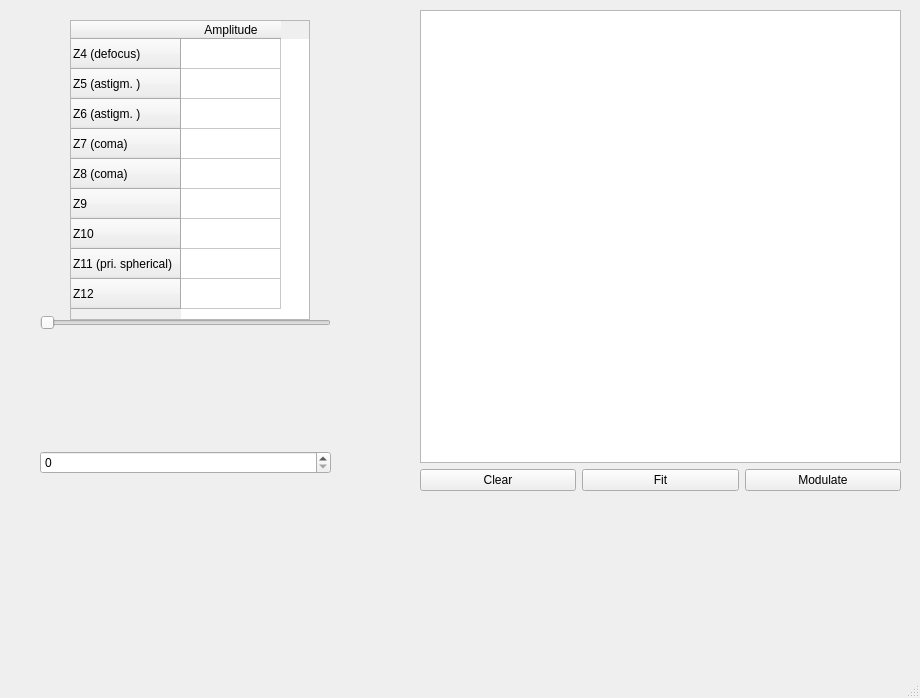
Above: modules/BMC_multicorrection/BMC_Multicorrection.ui from Huanglab-ucsf/InControl before the change. Below: the same form after it.
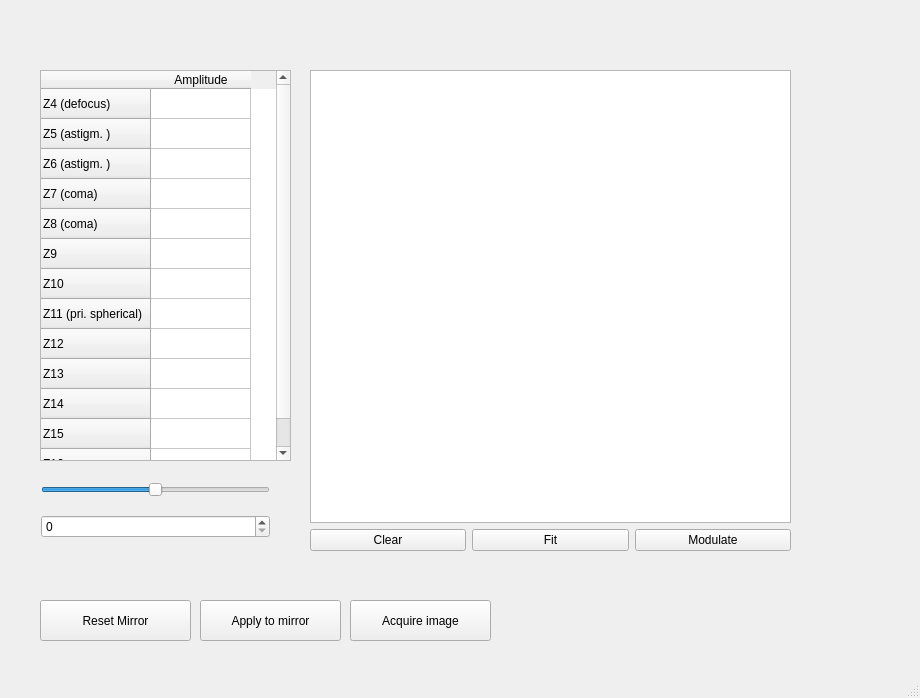
That is the form after the change.

```diff
--- a/modules/BMC_multicorrection/BMC_Multicorrection.ui
+++ b/modules/BMC_multicorrection/BMC_Multicorrection.ui
@@ -18,29 +18,51 @@
     <property name="geometry">
      <rect>
       <x>40</x>
-      <y>200</y>
-      <width>291</width>
-      <height>391</height>
+      <y>470</y>
+      <width>231</width>
+      <height>81</height>
      </rect>
     </property>
-    <layout class="QVBoxLayout" name="verticalLayout">
+    <layout class="QVBoxLayout" name="Continuous_varying">
+     <property name="leftMargin">
+      <number>1</number>
+     </property>
+     <property name="rightMargin">
+      <number>1</number>
+     </property>
      <item>
-      <widget class="QSlider" name="horizontalSlider_2">
+      <widget class="QSlider" name="Zernike_slider">
+       <property name="minimum">
+        <number>-50</number>
+       </property>
+       <property name="maximum">
+        <number>50</number>
+       </property>
+       <property name="singleStep">
+        <number>1</number>
+       </property>
        <property name="orientation">
         <enum>Qt::Horizontal</enum>
        </property>
       </widget>
      </item>
      <item>
-      <widget class="QSpinBox" name="Zernike_mode"/>
+      <widget class="QSpinBox" name="Zernike_mode">
+       <property name="autoFillBackground">
+        <bool>false</bool>
+       </property>
+       <property name="alignment">
+        <set>Qt::AlignLeading|Qt::AlignLeft|Qt::AlignVCenter</set>
+       </property>
+      </widget>
      </item>
     </layout>
    </widget>
    <widget class="QWidget" name="gridLayoutWidget">
     <property name="geometry">
      <rect>
-      <x>420</x>
-      <y>10</y>
+      <x>310</x>
+      <y>70</y>
       <width>481</width>
       <height>481</height>
      </rect>
@@ -79,10 +101,10 @@
    <widget class="QTableWidget" name="tableWidget">
     <property name="geometry">
      <rect>
-      <x>70</x>
-      <y>20</y>
-      <width>240</width>
-      <height>300</height>
+      <x>40</x>
+      <y>70</y>
+      <width>251</width>
+      <height>391</height>
      </rect>
     </property>
     <row>
@@ -130,12 +152,71 @@
       <string>Z12</string>
      </property>
     </row>
+    <row>
+     <property name="text">
+      <string>Z13</string>
+     </property>
+    </row>
+    <row>
+     <property name="text">
+      <string>Z14</string>
+     </property>
+    </row>
+    <row>
+     <property name="text">
+      <string>Z15</string>
+     </property>
+    </row>
+    <row>
+     <property name="text">
+      <string>Z16</string>
+     </property>
+    </row>
     <column>
      <property name="text">
       <string>Amplitude</string>
      </property>
     </column>
    </widget>
+   <widget class="QPushButton" name="pushButton_reset">
+    <property name="geometry">
+     <rect>
+      <x>40</x>
+      <y>600</y>
+      <width>151</width>
+      <height>41</height>
+     </rect>
+    </property>
+    <property name="text">
+     <string>Reset Mirror</string>
+    </property>
+   </widget>
+   <widget class="QPushButton" name="pushButton_apply2mirror">
+    <property name="geometry">
+     <rect>
+      <x>200</x>
+      <y>600</y>
+      <width>141</width>
+      <height>41</height>
+     </rect>
+    </property>
+    <property name="text">
+     <string>Apply to mirror</string>
+    </property>
+   </widget>
+   <widget class="QPushButton" name="pushButton_acquire">
+    <property name="geometry">
+     <rect>
+      <x>350</x>
+      <y>600</y>
+      <width>141</width>
+      <height>41</height>
+     </rect>
+    </property>
+    <property name="text">
+     <string>Acquire image</string>
+    </property>
+   </widget>
   </widget>
   <widget class="QMenuBar" name="menubar">
    <property name="geometry">
```
Left out of the diff: 14 changed lines with no effect on the pictures.
